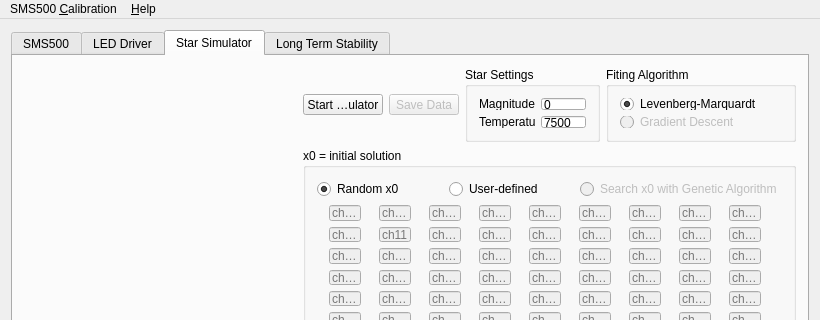
Above: src/mainwindow.ui from mgomesborges/inpe-star-simulator before the change; both pictures show x 0 to 820 and y 0 to 320 of the 820 by 620 pixel window. Below: the same form after it.
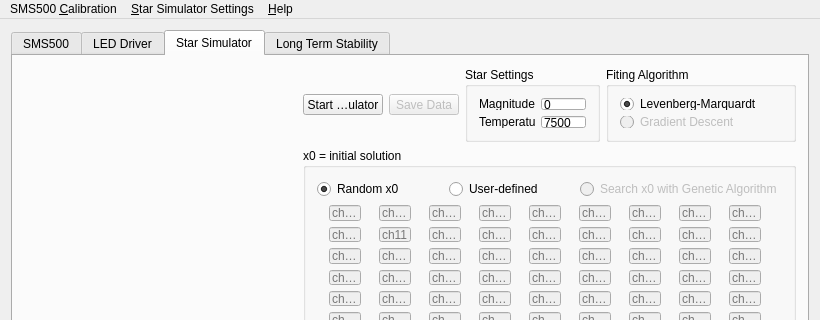
That is the form after the change. Icons and pictures are not drawn.

```diff
--- a/src/mainwindow.ui
+++ b/src/mainwindow.ui
@@ -7041,7 +7041,14 @@
     <addaction name="actionAboutSMS500"/>
     <addaction name="actionAboutThisSoftware"/>
    </widget>
+   <widget class="QMenu" name="menuStarSimulatorSettings">
+    <property name="title">
+     <string>&amp;Star Simulator Settings</string>
+    </property>
+    <addaction name="actionLoadTransferenceFunction"/>
+   </widget>
    <addaction name="menuCalibration"/>
+   <addaction name="menuStarSimulatorSettings"/>
    <addaction name="menuHelp"/>
   </widget>
   <widget class="QStatusBar" name="statusBar"/>
```
Left out of the diff: 8 changed lines with no effect on the pictures.
